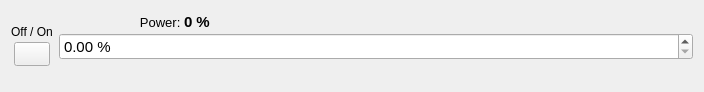
Before: the Qt Designer form amplifier_all_panel.ui in bulkanul/EVO_YFL_1064_GUI_coherent2, drawn with Qt 5.
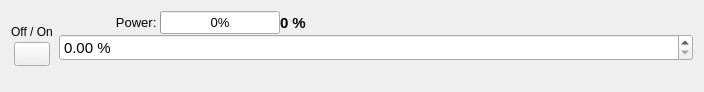
After: the same form once the commit is applied. Icons and pictures are not drawn.

Commit message: add progress bar to amplifier panels

Patch:
```diff
--- a/amplifier_all_panel.ui
+++ b/amplifier_all_panel.ui
@@ -243,6 +243,37 @@
        </property>
       </widget>
      </item>
+    <item row="0" column="1">
+     <widget class="QProgressBar" name="progressBar_power">
+      <property name="minimumSize">
+       <size>
+        <width>120</width>
+        <height>22</height>
+       </size>
+      </property>
+      <property name="font">
+       <font>
+        <family>Arial</family>
+        <pointsize>10</pointsize>
+       </font>
+      </property>
+      <property name="minimum">
+       <number>0</number>
+      </property>
+      <property name="maximum">
+       <number>100</number>
+      </property>
+      <property name="value">
+       <number>0</number>
+      </property>
+      <property name="format">
+       <string>%p%</string>
+      </property>
+      <property name="textVisible">
+       <bool>true</bool>
+      </property>
+     </widget>
+    </item>
      <item row="2" column="6">
       <widget class="QLabel" name="label">
        <property name="font">
```
The commit also changes 2 other files.
